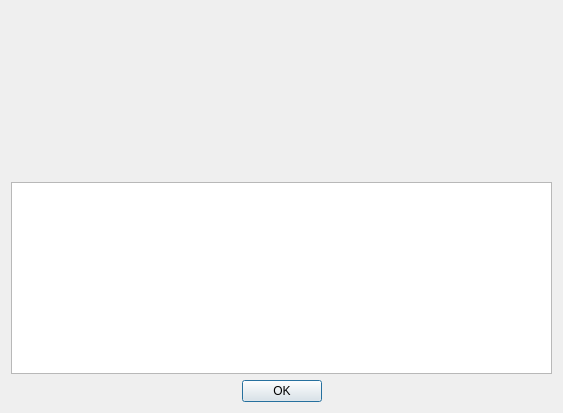
Qt form aboutdialog.ui (JuriGagarin/texmaker) before a commit.
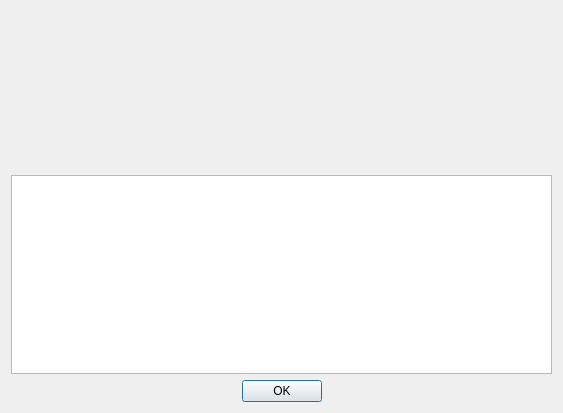
The same form after that commit.

Commit message: Some more improvements for update checking. A little ui bugfix AboutDialog.

Patch:
```diff
--- a/aboutdialog.ui
+++ b/aboutdialog.ui
@@ -32,7 +32,7 @@
      <item>
       <widget class="QLabel" name="label">
        <property name="sizePolicy">
-        <sizepolicy hsizetype="Expanding" vsizetype="Expanding">
+        <sizepolicy hsizetype="Expanding" vsizetype="Minimum">
          <horstretch>0</horstretch>
          <verstretch>0</verstretch>
         </sizepolicy>
```
Left out of the diff: 4 changed lines with no effect on the pictures. The commit also changes 7 other files.
